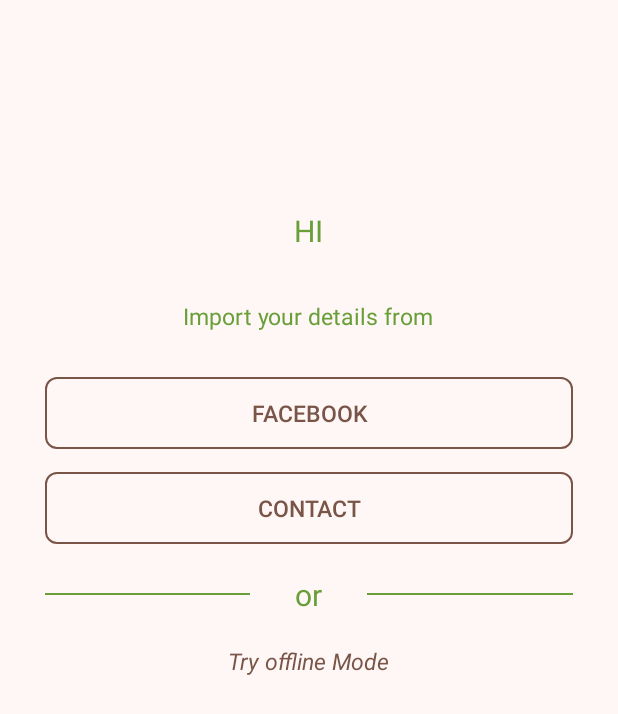
After one commit to diegoalejogm/Hi, an Android app: the layout activity_login.xml on its own in the app's theme, with its tools: preview values and no code run, on a phone screen of 412 x 824 dp. The commit adds this screen. Shown: the top 714 px of the screen. Run offline under Robolectric (Android 15) with nearby library versions, the phone set to English and light mode, and no system bars.

Commit message:
login screen and configs

```diff
--- /dev/null
+++ b/app/src/main/res/drawable/round_corners_button.xml
@@ -0,0 +1,27 @@
+<?xml version="1.0" encoding="UTF-8"?>
+<selector xmlns:android="http://schemas.android.com/apk/res/android">
+<item android:state_pressed="true" >
+    <shape>
+        <solid android:color="#FFFFFF"
+            />
+        <stroke android:width="1dp"
+            android:color="@color/accent"/>
+        <corners
+            android:bottomLeftRadius="7dp"
+            android:bottomRightRadius="7dp"
+            android:topLeftRadius="7dp"
+            android:topRightRadius="7dp" />
+    </shape>
+</item>
+<item>
+    <shape>
+        <stroke android:width="1dp"
+            android:color="@color/accent"/>
+        <corners
+            android:bottomLeftRadius="7dp"
+            android:bottomRightRadius="7dp"
+            android:topLeftRadius="7dp"
+            android:topRightRadius="7dp" />
+    </shape>
+</item>
+</selector>
--- /dev/null
+++ b/app/src/main/res/layout/activity_login.xml
@@ -0,0 +1,162 @@
+<?xml version="1.0" encoding="utf-8"?>
+<RelativeLayout xmlns:android="http://schemas.android.com/apk/res/android"
+    xmlns:app="http://schemas.android.com/apk/res-auto"
+    xmlns:tools="http://schemas.android.com/tools"
+    android:id="@+id/main_content"
+    android:layout_width="match_parent"
+    android:layout_height="match_parent"
+    tools:context=".activities.LoginActivity"
+    android:background="#fff6f6">
+
+
+    <RelativeLayout
+        android:layout_width="fill_parent"
+        android:layout_height="300dp"
+        android:id="@+id/topLayout">
+
+        <ImageView
+            android:layout_width="100dp"
+            android:layout_height="100dp"
+            android:id="@+id/logoPicture"
+            android:scaleType="centerCrop"
+            android:layout_marginTop="40dp"
+            android:layout_gravity="center_horizontal"
+            android:layout_centerHorizontal="true" />
+
+        <TextView
+            android:layout_width="wrap_content"
+            android:layout_height="wrap_content"
+            android:text="HI"
+            android:id="@+id/shoutsLabel"
+            android:layout_gravity="center_horizontal"
+            android:textColor="@color/primary_dark"
+            android:textSize="20sp"
+            android:layout_below="@+id/logoPicture"
+            android:layout_centerHorizontal="true" />
+
+    </RelativeLayout>
+
+    <RelativeLayout
+        android:layout_width="match_parent"
+        android:layout_height="wrap_content"
+        android:background="#cafff6f6"
+        android:showDividers="end"
+        android:paddingBottom="20dp"
+        android:visibility="visible"
+        android:id="@+id/loginWindow"
+        android:layout_marginLeft="10dp"
+        android:layout_marginRight="10dp"
+        android:layout_marginTop="200dp">
+
+        <TextView
+            android:layout_width="wrap_content"
+            android:layout_height="wrap_content"
+            android:text="Import your details from"
+            android:layout_weight="0.2"
+            android:id="@+id/importFromTxt"
+            android:layout_gravity="center_horizontal"
+            android:textColor="@color/primary_dark"
+            android:textSize="15sp"
+            android:textAlignment="center"
+            android:layout_centerHorizontal="true" />
+
+        <Button
+            android:layout_width="match_parent"
+            android:layout_height="wrap_content"
+            android:text="Facebook"
+            android:id="@+id/importFromFb"
+            android:layout_gravity="center_horizontal"
+            android:textColor="@color/accent"
+            android:layout_marginLeft="20dp"
+            android:layout_marginRight="20dp"
+            android:layout_marginTop="30dp"
+            android:visibility="visible"
+            android:background="@drawable/round_corners_button"
+            android:textSize="15sp"
+            android:layout_centerInParent="true"
+            android:padding="5dp"
+            android:layout_alignParentTop="false"
+            android:textAlignment="center"
+            android:layout_below="@+id/importFromTxt" />
+
+        <Button
+            android:layout_width="match_parent"
+            android:layout_height="wrap_content"
+            android:text="Contact"
+            android:id="@+id/importFromContact"
+            android:layout_gravity="center_horizontal"
+            android:textColor="@color/accent"
+            android:layout_marginLeft="20dp"
+            android:layout_marginRight="20dp"
+            android:layout_marginTop="15dp"
+            android:visibility="visible"
+            android:background="@drawable/round_corners_button"
+            android:textSize="15sp"
+            android:layout_centerInParent="true"
+            android:padding="5dp"
+            android:layout_alignParentTop="false"
+            android:textAlignment="center"
+            android:layout_below="@+id/importFromFb" />
+
+        <LinearLayout
+            android:orientation="horizontal"
+            android:layout_width="match_parent"
+            android:layout_height="wrap_content"
+            android:layout_gravity="center_horizontal"
+            android:showDividers="end"
+            android:weightSum="1.0"
+            android:gravity="center"
+            android:layout_below="@+id/importFromContact"
+            android:id="@+id/loginButtonLayout"
+            android:layout_marginTop="20dp">
+
+            <View
+                android:id="@+id/separatorLeft"
+                android:background="@color/primary_dark"
+                android:layout_width = "0dp"
+                android:layout_weight="0.35"
+                android:layout_height="1dip"
+                android:layout_centerVertical ="true"
+                android:layout_alignParentTop="true"
+                android:layout_gravity="center_vertical" />
+
+            <TextView
+                android:layout_width="0dp"
+                android:layout_height="wrap_content"
+                android:text="or"
+                android:layout_weight="0.2"
+                android:id="@+id/or"
+                android:layout_gravity="center_horizontal"
+                android:textColor="@color/primary_dark"
+                android:textSize="20sp"
+                android:textAlignment="center" />
+
+            <View
+                android:layout_width = "0dp"
+                android:layout_height="1dip"
+                android:layout_weight="0.35"
+                android:id="@+id/separatorRight"
+                android:background="@color/primary_dark"
+                android:layout_centerVertical ="true"
+                android:layout_alignParentTop="true"
+                android:layout_gravity="center_vertical" />
+        </LinearLayout>
+
+    </RelativeLayout>
+
+    <TextView
+        android:layout_width="wrap_content"
+        android:layout_height="wrap_content"
+        android:text="Try offline Mode"
+        android:id="@+id/offlineMode"
+        android:layout_gravity="center_horizontal"
+        android:textColor="@color/accent"
+        android:textSize="15sp"
+        android:clickable="true"
+        android:onClick="onClick"
+        android:layout_below="@+id/loginWindow"
+        android:layout_centerHorizontal="true"
+        android:textStyle="italic"
+        android:textIsSelectable="false" />
+
+</RelativeLayout>
--- a/app/src/main/res/layout/app_bar_home.xml
+++ b/app/src/main/res/layout/app_bar_home.xml
@@ -5,7 +5,7 @@
     android:layout_width="match_parent"
     android:layout_height="match_parent"
     android:fitsSystemWindows="true"
-    tools:context="com.fbteam.hi.HomeActivity">
+    tools:context=".activities.HomeActivity">
 
     <android.support.design.widget.AppBarLayout
         android:layout_width="match_parent"
--- a/app/src/main/res/layout/content_home.xml
+++ b/app/src/main/res/layout/content_home.xml
@@ -9,7 +9,7 @@
     android:paddingRight="@dimen/activity_horizontal_margin"
     android:paddingTop="@dimen/activity_vertical_margin"
     app:layout_behavior="@string/appbar_scrolling_view_behavior"
-    tools:context="com.fbteam.hi.HomeActivity"
+    tools:context=".activities.HomeActivity"
     tools:showIn="@layout/app_bar_home">
 
     <TextView
--- a/app/src/main/res/values-v21/styles.xml
+++ b/app/src/main/res/values-v21/styles.xml
@@ -6,4 +6,9 @@
         <item name="android:windowDrawsSystemBarBackgrounds">true</item>
         <item name="android:statusBarColor">@android:color/transparent</item>
     </style>
+
+    <style name="EditTextTheme">
+        <item name="colorControlNormal">@color/primary_dark</item>
+    </style>
+
 </resources>
--- a/app/src/main/res/values/colors.xml
+++ b/app/src/main/res/values/colors.xml
@@ -1,6 +1,11 @@
 <?xml version="1.0" encoding="utf-8"?>
 <resources>
-    <color name="colorPrimary">#3F51B5</color>
-    <color name="colorPrimaryDark">#303F9F</color>
-    <color name="colorAccent">#FF4081</color>
+    <color name="primary">#8BC34A</color>
+    <color name="primary_dark">#689F38</color>
+    <color name="primary_light">#DCEDC8</color>
+    <color name="accent">#795548</color>
+    <color name="primary_text">#212121</color>
+    <color name="secondary_text">#727272</color>
+    <color name="icons">#212121</color>
+    <color name="divider">#B6B6B6</color>
 </resources>
--- a/app/src/main/res/values/styles.xml
+++ b/app/src/main/res/values/styles.xml
@@ -3,9 +3,9 @@
     <!-- Base application theme. -->
     <style name="AppTheme" parent="Theme.AppCompat.Light.DarkActionBar">
         <!-- Customize your theme here. -->
-        <item name="colorPrimary">@color/colorPrimary</item>
-        <item name="colorPrimaryDark">@color/colorPrimaryDark</item>
-        <item name="colorAccent">@color/colorAccent</item>
+        <item name="colorPrimary">@color/primary</item>
+        <item name="colorPrimaryDark">@color/primary_dark</item>
+        <item name="colorAccent">@color/accent</item>
     </style>
 
     <style name="AppTheme.NoActionBar">
@@ -17,4 +17,8 @@
 
     <style name="AppTheme.PopupOverlay" parent="ThemeOverlay.AppCompat.Light" />
 
+    <style name="EditTextTheme">
+        <item name="colorControlNormal">@color/primary_dark</item>
+    </style>
+
 </resources>
```
Also changed, not shown: app/src/main/AndroidManifest.xml (+9 -2 lines), app/src/main/java/com/fbteam/hi/Configuration.java (added, +16 -0 lines), app/src/main/java/com/fbteam/hi/HomeActivity.java (deleted, +0 -101 lines), app/src/main/java/com/fbteam/hi/activities/HomeActivity.java (added, +83 -0 lines), app/src/main/java/com/fbteam/hi/activities/LoginActivity.java (added, +158 -0 lines), app/src/main/java/com/fbteam/hi/models/User.java (added, +37 -0 lines), app/src/main/res/drawable/circular.xml (added, +12 -0 lines).
